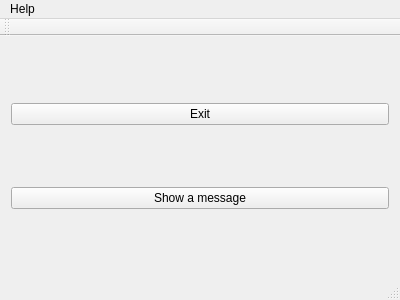
Old version of the form mainwindow.ui in the repository enjoysoftware/Qt-Translate-Sample.
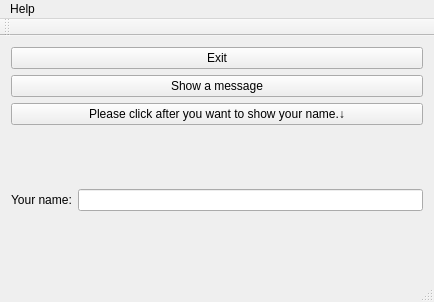
New version of the form.

Commit message: 名前表示機能を追加

The edit to the form file:
```diff
--- a/mainwindow.ui
+++ b/mainwindow.ui
@@ -6,8 +6,8 @@
    <rect>
     <x>0</x>
     <y>0</y>
-    <width>400</width>
-    <height>300</height>
+    <width>434</width>
+    <height>302</height>
    </rect>
   </property>
   <property name="cursor">
@@ -35,6 +35,53 @@
       </property>
      </widget>
     </item>
+    <item>
+     <layout class="QFormLayout" name="formLayout">
+      <item row="2" column="0">
+       <widget class="QLabel" name="label">
+        <property name="text">
+         <string>Your name:</string>
+        </property>
+       </widget>
+      </item>
+      <item row="2" column="1">
+       <widget class="QLineEdit" name="nameEdit"/>
+      </item>
+      <item row="1" column="1">
+       <spacer name="verticalSpacer">
+        <property name="orientation">
+         <enum>Qt::Vertical</enum>
+        </property>
+        <property name="sizeHint" stdset="0">
+         <size>
+          <width>20</width>
+          <height>40</height>
+         </size>
+        </property>
+       </spacer>
+      </item>
+      <item row="3" column="1">
+       <spacer name="verticalSpacer_2">
+        <property name="orientation">
+         <enum>Qt::Vertical</enum>
+        </property>
+        <property name="sizeHint" stdset="0">
+         <size>
+          <width>20</width>
+          <height>40</height>
+         </size>
+        </property>
+       </spacer>
+      </item>
+      <item row="0" column="0" colspan="2">
+       <widget class="QPushButton" name="pushButton_3">
+        <property name="text">
+         <string>Please click after you want to show your name.↓</string>
+        </property>
+       </widget>
+      </item>
+     </layout>
+    </item>
    </layout>
   </widget>
   <widget class="QMenuBar" name="menuBar">
@@ -42,8 +89,8 @@
     <rect>
      <x>0</x>
      <y>0</y>
-     <width>400</width>
-     <height>31</height>
+     <width>434</width>
+     <height>32</height>
     </rect>
    </property>
    <widget class="QMenu" name="menuHelp">
```
Left out of the diff: 20 changed lines with no effect on the pictures. The commit also changes 2 other files.
